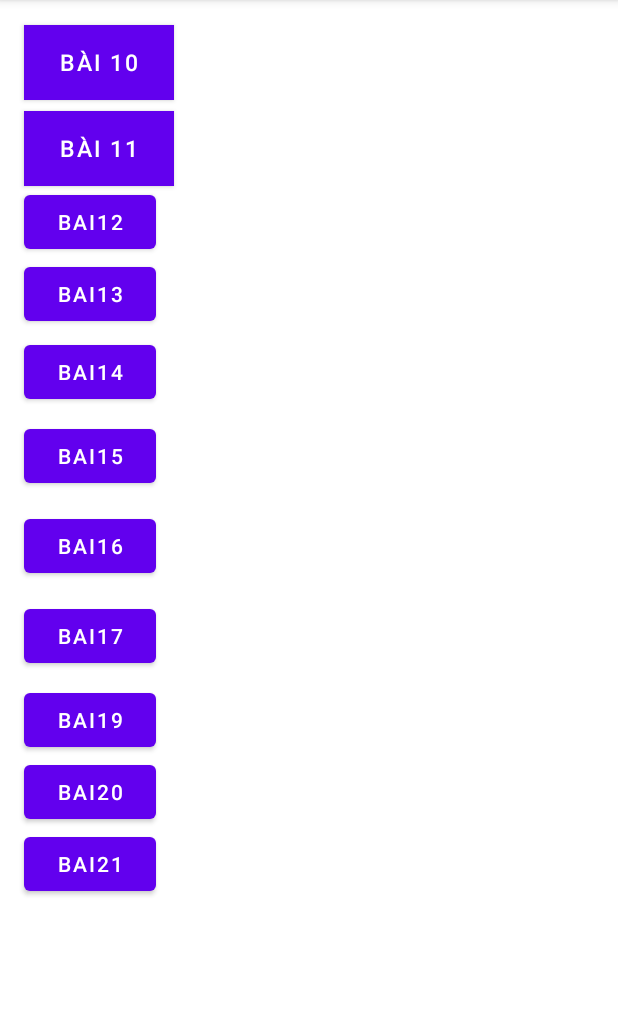
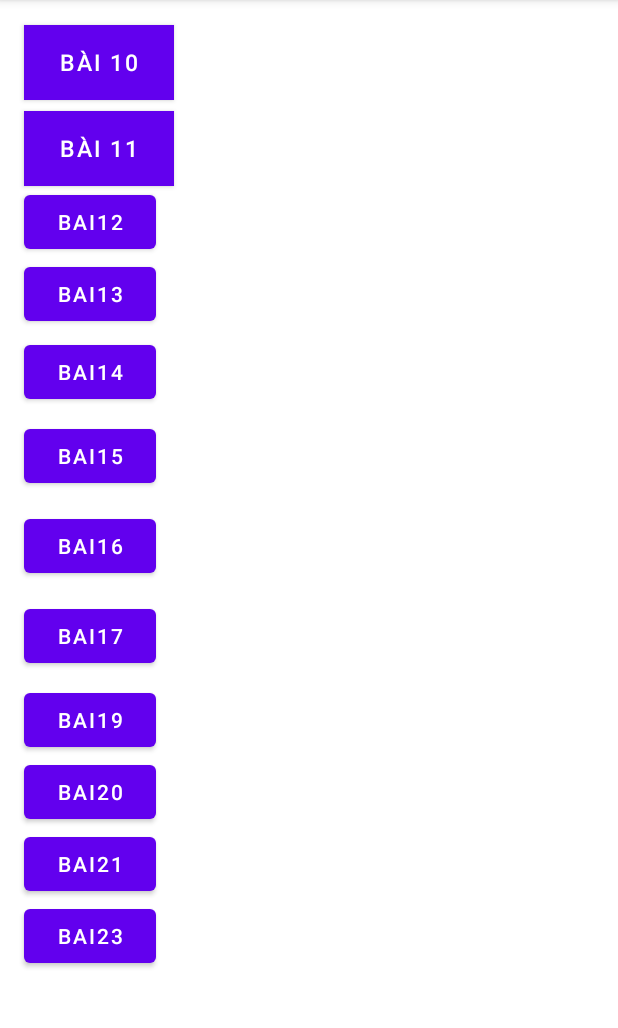
Before and after one commit to lotuanthanh2001/github-android, an Android app: the screen it shows after launch (MainActivity), on a phone screen of 412 x 824 dp, the part 84-1112 px from its top. Run offline under Robolectric (Android 15) with nearby library versions, the phone set to English and light mode, and no system bars.

Commit message:
bai23 (23,24,25)cung mot activity

```diff
--- a/app/src/main/AndroidManifest.xml
+++ b/app/src/main/AndroidManifest.xml
@@ -23,6 +23,9 @@
                 <category android:name="android.intent.category.LAUNCHER" />
             </intent-filter>
         </activity>
+        <activity
+            android:name=".bai23.Bai23Activity"
+            android:exported="false" />
         <activity
             android:name=".bai21.Bai21Activity"
             android:exported="false" />
--- a/app/src/main/java/com/example/githubandroid/MainActivity.java
+++ b/app/src/main/java/com/example/githubandroid/MainActivity.java
@@ -17,6 +17,7 @@ import com.example.githubandroid.bai17.Bai17Activity;
 import com.example.githubandroid.bai19.Bai19Activity;
 import com.example.githubandroid.bai20.Bai20Activity;
 import com.example.githubandroid.bai21.Bai21Activity;
+import com.example.githubandroid.bai23.Bai23Activity;
 import com.example.githubandroid.bai9.Bai9Activity;
 
 public class MainActivity extends AppCompatActivity {
@@ -84,7 +85,7 @@ public class MainActivity extends AppCompatActivity {
                 startActivity(intent);
             }
         });
-        Button btn16 = findViewById(R.id.bntbai16);
+        Button btn16 = findViewById(R.id.btnbai16);
         btn16.setOnClickListener(new View.OnClickListener() {
             @Override
             public void onClick(View v) {
@@ -93,7 +94,7 @@ public class MainActivity extends AppCompatActivity {
                 startActivity(intent);
             }
         });
-        Button btn17 = findViewById(R.id.bntbai17);
+        Button btn17 = findViewById(R.id.btnbai17);
         btn17.setOnClickListener(new View.OnClickListener() {
             @Override
             public void onClick(View v) {
@@ -102,7 +103,7 @@ public class MainActivity extends AppCompatActivity {
                 startActivity(intent);
             }
         });
-        Button btn19 = findViewById(R.id.bntbai19);
+        Button btn19 = findViewById(R.id.btnbai19);
         btn19.setOnClickListener(new View.OnClickListener() {
             @Override
             public void onClick(View v) {
@@ -111,7 +112,7 @@ public class MainActivity extends AppCompatActivity {
                 startActivity(intent);
             }
         });
-        Button btn20 = findViewById(R.id.bntbai20);
+        Button btn20 = findViewById(R.id.btnbai20);
         btn20.setOnClickListener(new View.OnClickListener() {
             @Override
             public void onClick(View v) {
@@ -120,7 +121,7 @@ public class MainActivity extends AppCompatActivity {
                 startActivity(intent);
             }
         });
-        Button btn21 = findViewById(R.id.bntbai21);
+        Button btn21 = findViewById(R.id.btnbai21);
         btn21.setOnClickListener(new View.OnClickListener() {
             @Override
             public void onClick(View v) {
@@ -129,6 +130,16 @@ public class MainActivity extends AppCompatActivity {
                 startActivity(intent);
             }
         });
+        Button btn23 = findViewById(R.id.btnbai23);
+        btn23.setOnClickListener(new View.OnClickListener() {
+            @Override
+            public void onClick(View v) {
+
+                Intent intent = new Intent(MainActivity.this, Bai23Activity.class);
+                startActivity(intent);
+            }
+        });
+
     }
 
 }
--- a/app/src/main/res/layout/activity_main.xml
+++ b/app/src/main/res/layout/activity_main.xml
@@ -77,7 +77,7 @@
         app:layout_constraintTop_toBottomOf="@+id/btnbai14" />
 
     <Button
-        android:id="@+id/bntbai16"
+        android:id="@+id/btnbai16"
         android:layout_width="wrap_content"
         android:layout_height="wrap_content"
         android:layout_marginStart="16dp"
@@ -87,42 +87,51 @@
         app:layout_constraintTop_toBottomOf="@+id/bntbai15" />
 
     <Button
-        android:id="@+id/bntbai17"
+        android:id="@+id/btnbai17"
         android:layout_width="wrap_content"
         android:layout_height="wrap_content"
         android:layout_marginStart="16dp"
         android:layout_marginTop="12dp"
         android:text="Bai17"
         app:layout_constraintStart_toStartOf="parent"
-        app:layout_constraintTop_toBottomOf="@+id/bntbai16" />
+        app:layout_constraintTop_toBottomOf="@+id/btnbai16" />
 
     <Button
-        android:id="@+id/bntbai19"
+        android:id="@+id/btnbai19"
         android:layout_width="wrap_content"
         android:layout_height="wrap_content"
         android:layout_marginStart="16dp"
         android:layout_marginTop="8dp"
         android:text="Bai19"
         app:layout_constraintStart_toStartOf="parent"
-        app:layout_constraintTop_toBottomOf="@+id/bntbai17" />
+        app:layout_constraintTop_toBottomOf="@+id/btnbai17" />
 
     <Button
-        android:id="@+id/bntbai20"
+        android:id="@+id/btnbai20"
         android:layout_width="wrap_content"
         android:layout_height="wrap_content"
         android:layout_marginStart="16dp"
         android:text="Bai20"
         app:layout_constraintStart_toStartOf="parent"
-        app:layout_constraintTop_toBottomOf="@+id/bntbai19" />
+        app:layout_constraintTop_toBottomOf="@+id/btnbai19" />
 
     <Button
-        android:id="@+id/bntbai21"
+        android:id="@+id/btnbai21"
         android:layout_width="wrap_content"
         android:layout_height="wrap_content"
         android:layout_marginStart="16dp"
         android:text="Bai21"
         app:layout_constraintStart_toStartOf="parent"
-        app:layout_constraintTop_toBottomOf="@+id/bntbai20" />
+        app:layout_constraintTop_toBottomOf="@+id/btnbai20" />
+
+    <Button
+        android:id="@+id/btnbai23"
+        android:layout_width="wrap_content"
+        android:layout_height="wrap_content"
+        android:layout_marginStart="16dp"
+        android:text="Bai23"
+        app:layout_constraintStart_toStartOf="parent"
+        app:layout_constraintTop_toBottomOf="@+id/btnbai21" />
 
 
 </androidx.constraintlayout.widget.ConstraintLayout>
```
Also changed, not shown: app/src/main/java/com/example/githubandroid/bai21/Bai21Activity.java (+12 -7 lines), app/src/main/java/com/example/githubandroid/bai23/Bai23Activity.java (added, +25 -0 lines), app/src/main/res/layout/activity_bai21.xml (+19 -20 lines), app/src/main/res/layout/activity_bai23.xml (added, +37 -0 lines), app/src/main/res/drawable/android_icon1.png (added), app/src/main/res/drawable/background_1.jpg (added), app/src/main/res/drawable/background_2.jpg (added).
